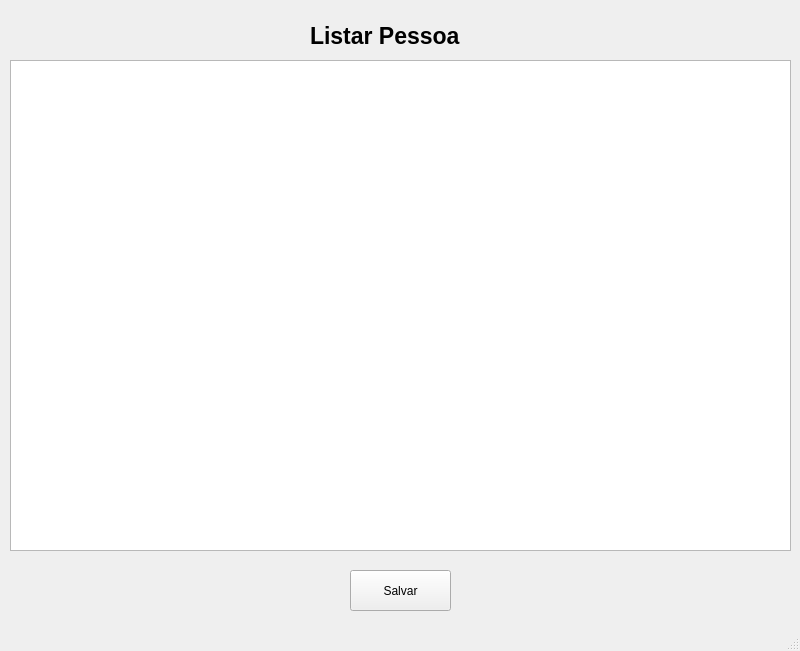
This is Telas/telaDeListagem.ui in phfollador/Imuniza as Qt 5 draws it before an edit. The edited form follows.
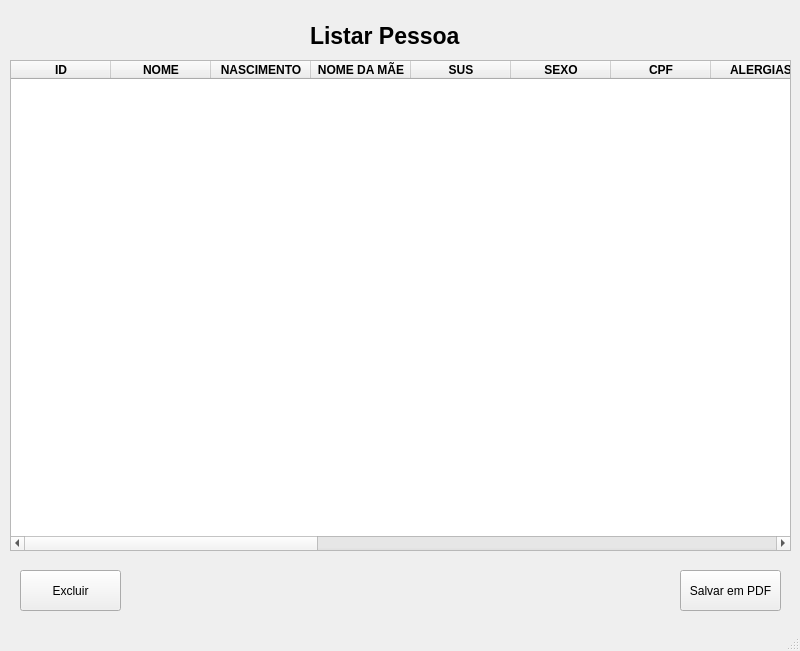
This is the edited form.

Patch:
```diff
--- a/Telas/telaDeListagem.ui
+++ b/Telas/telaDeListagem.ui
@@ -43,18 +43,229 @@
       <height>491</height>
      </rect>
     </property>
+    <column>
+     <property name="text">
+      <string>ID</string>
+     </property>
+     <property name="font">
+      <font>
+       <weight>75</weight>
+       <bold>true</bold>
+      </font>
+     </property>
+    </column>
+    <column>
+     <property name="text">
+      <string>NOME</string>
+     </property>
+     <property name="font">
+      <font>
+       <weight>75</weight>
+       <bold>true</bold>
+      </font>
+     </property>
+    </column>
+    <column>
+     <property name="text">
+      <string>NASCIMENTO</string>
+     </property>
+     <property name="font">
+      <font>
+       <weight>75</weight>
+       <bold>true</bold>
+      </font>
+     </property>
+    </column>
+    <column>
+     <property name="text">
+      <string>NOME DA MÃE</string>
+     </property>
+     <property name="font">
+      <font>
+       <weight>75</weight>
+       <bold>true</bold>
+      </font>
+     </property>
+    </column>
+    <column>
+     <property name="text">
+      <string>SUS</string>
+     </property>
+     <property name="font">
+      <font>
+       <weight>75</weight>
+       <bold>true</bold>
+      </font>
+     </property>
+    </column>
+    <column>
+     <property name="text">
+      <string>SEXO</string>
+     </property>
+     <property name="font">
+      <font>
+       <weight>75</weight>
+       <bold>true</bold>
+      </font>
+     </property>
+    </column>
+    <column>
+     <property name="text">
+      <string>CPF</string>
+     </property>
+     <property name="font">
+      <font>
+       <weight>75</weight>
+       <bold>true</bold>
+      </font>
+     </property>
+    </column>
+    <column>
+     <property name="text">
+      <string>ALERGIAS</string>
+     </property>
+     <property name="font">
+      <font>
+       <weight>75</weight>
+       <bold>true</bold>
+      </font>
+     </property>
+    </column>
+    <column>
+     <property name="text">
+      <string>ESTADO CIVIL</string>
+     </property>
+     <property name="font">
+      <font>
+       <weight>75</weight>
+       <bold>true</bold>
+      </font>
+     </property>
+    </column>
+    <column>
+     <property name="text">
+      <string>ESCOLARIDADE</string>
+     </property>
+     <property name="font">
+      <font>
+       <weight>75</weight>
+       <bold>true</bold>
+      </font>
+     </property>
+    </column>
+    <column>
+     <property name="text">
+      <string>PLANO DE SAUDE</string>
+     </property>
+     <property name="font">
+      <font>
+       <weight>75</weight>
+       <bold>true</bold>
+      </font>
+     </property>
+    </column>
+    <column>
+     <property name="text">
+      <string>RELIGIAO</string>
+     </property>
+     <property name="font">
+      <font>
+       <weight>75</weight>
+       <bold>true</bold>
+      </font>
+     </property>
+    </column>
+    <column>
+     <property name="text">
+      <string>SENSIVEIS</string>
+     </property>
+     <property name="font">
+      <font>
+       <weight>75</weight>
+       <bold>true</bold>
+      </font>
+     </property>
+    </column>
+    <column>
+     <property name="text">
+      <string>RUA</string>
+     </property>
+     <property name="font">
+      <font>
+       <weight>75</weight>
+       <bold>true</bold>
+      </font>
+     </property>
+    </column>
+    <column>
+     <property name="text">
+      <string>NUMERO</string>
+     </property>
+     <property name="font">
+      <font>
+       <weight>75</weight>
+       <bold>true</bold>
+      </font>
+     </property>
+    </column>
+    <column>
+     <property name="text">
+      <string>MUNICIPIO</string>
+     </property>
+     <property name="font">
+      <font>
+       <weight>75</weight>
+       <bold>true</bold>
+      </font>
+     </property>
+    </column>
+    <column>
+     <property name="text">
+      <string>ESTADO</string>
+     </property>
+     <property name="font">
+      <font>
+       <weight>75</weight>
+       <bold>true</bold>
+      </font>
+     </property>
+    </column>
+    <column>
+     <property name="text">
+      <string>CEP</string>
+     </property>
+     <property name="font">
+      <font>
+       <weight>75</weight>
+       <bold>true</bold>
+      </font>
+     </property>
+    </column>
    </widget>
    <widget class="QPushButton" name="botaoSalvar">
     <property name="geometry">
      <rect>
-      <x>350</x>
+      <x>680</x>
       <y>570</y>
       <width>101</width>
       <height>41</height>
      </rect>
     </property>
     <property name="text">
-     <string>Salvar</string>
+     <string>Salvar em PDF</string>
+    </property>
+   </widget>
+   <widget class="QPushButton" name="botaoExcluir">
+    <property name="geometry">
+     <rect>
+      <x>20</x>
+      <y>570</y>
+      <width>101</width>
+      <height>41</height>
+     </rect>
+    </property>
+    <property name="text">
+     <string>Excluir</string>
     </property>
    </widget>
   </widget>
```
